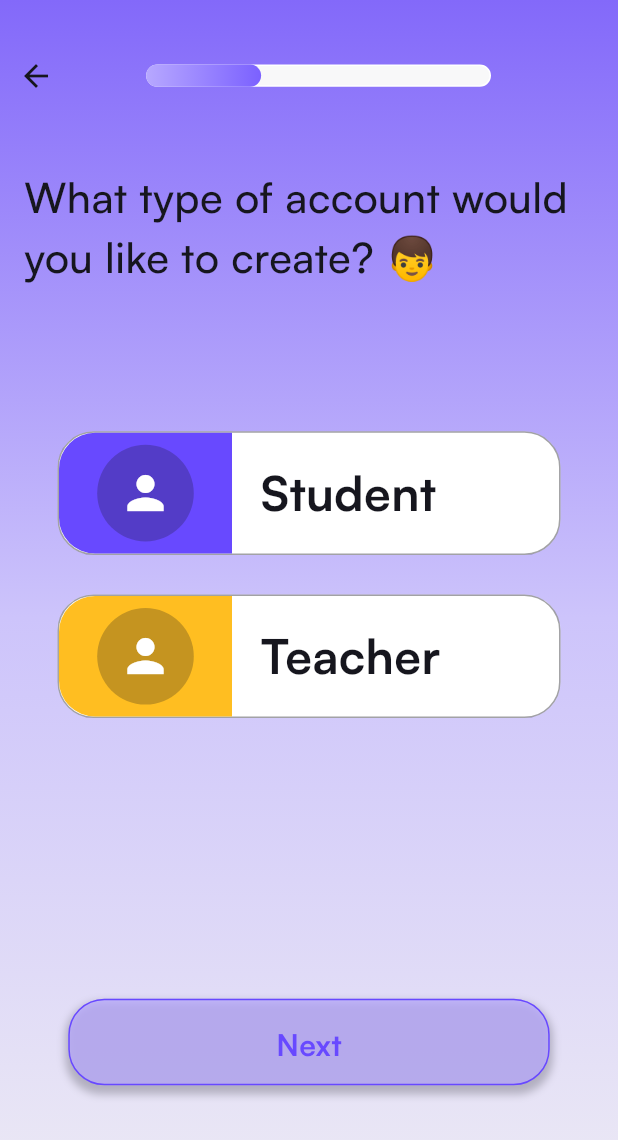
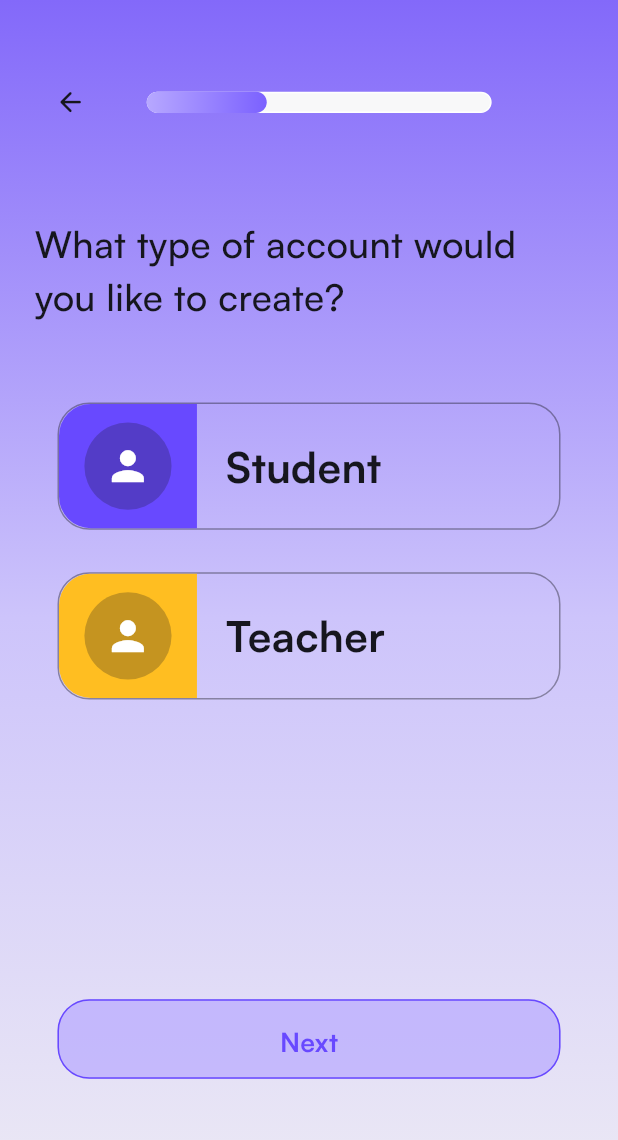
Before and after one commit to ahmedSobhi1122/Quizer, a Flutter app: the screen it shows after launch, on a phone screen of 412 x 824 dp. Shown: the top 1140 px of the screen. Run offline on Flutter 3.47's test engine with Material 3 defaults, Android fonts, the phone set to English and light mode, and no system bars; our stand-ins replace easy_localization, flutter_screenutil, flutter_svg, shared_preferences, sqflite; accounts and stored records are empty.

Commit message:
some edit

```diff
--- a/lib/core/resources/app_fonts.dart
+++ b/lib/core/resources/app_fonts.dart
@@ -1,4 +1,18 @@
 import 'package:flutter/material.dart';
+import 'package:flutter_screenutil/flutter_screenutil.dart';
+import 'package:flutter_screenutil/flutter_screenutil.dart';
+import 'package:flutter_screenutil/flutter_screenutil.dart';
+import 'package:flutter_screenutil/flutter_screenutil.dart';
+import 'package:flutter_screenutil/flutter_screenutil.dart';
+import 'package:flutter_screenutil/flutter_screenutil.dart';
+import 'package:flutter_screenutil/flutter_screenutil.dart';
+import 'package:flutter_screenutil/flutter_screenutil.dart';
+import 'package:flutter_screenutil/flutter_screenutil.dart';
+import 'package:flutter_screenutil/flutter_screenutil.dart';
+import 'package:flutter_screenutil/flutter_screenutil.dart';
+import 'package:flutter_screenutil/flutter_screenutil.dart';
+import 'package:flutter_screenutil/flutter_screenutil.dart';
+import 'package:flutter_screenutil/flutter_screenutil.dart';
 
 class FontConstants {
   static const String primaryEnglishFont = "Satoshi";
@@ -18,20 +32,20 @@ class FontWeightManager {
 }
 
 class FontSize {
-  static const double f10 = 10.0;
-  static const double f12 = 12.0;
-  static const double f14 = 14.0;
-  static const double f15 = 15.0;
-  static const double f16 = 16.0;
-  static const double f17 = 17.0;
-  static const double f18 = 18.0;
-  static const double f20 = 20.0;
-  static const double f22 = 22.0;
-  static const double f24 = 24.0;
-  static const double f28 = 28.0;
-  static const double f32 = 32.0;
-  static const double f40 = 40.0;
-  static const double f50 = 50.0;
-  static const double f60 = 60.0;
-  static const double f75 = 75.0;
+  static double f10 = 10.0.sp;
+  static double f12 = 12.0.sp;
+  static double f14 = 14.0.sp;
+  static double f15 = 15.0.sp;
+  static double f16 = 16.0.sp;
+  static double f17 = 17.0.sp;
+  static double f18 = 18.0.sp;
+  static double f20 = 20.0.sp;
+  static double f22 = 22.0.sp;
+  static double f24 = 24.0.sp;
+  static double f28 = 28.0.sp;
+  static double f32 = 32.0.sp;
+  static double f40 = 40.0.sp;
+  static double f50 = 50.0.sp;
+  static double f60 = 60.0.sp;
+  static double f75 = 75.0.sp;
 }
--- a/lib/core/resources/app_styles.dart
+++ b/lib/core/resources/app_styles.dart
@@ -29,21 +29,21 @@ TextStyle _getTextStyle(String fontFamily, double fontSize, FontWeight fontWeigh
 // light style
 
 TextStyle getLightStyle(
-    {fontFamily = FontConstants.primaryEnglishFont, fontSize = FontSize.f12, required Color color, List<Shadow>? shadows}) {
+    {fontFamily = FontConstants.primaryEnglishFont,required double fontSize , required Color color, List<Shadow>? shadows}) {
   return _getTextStyle(fontFamily, fontSize, FontWeightManager.light, color, shadows);
 }
 
 // regular style
 
 TextStyle getRegularStyle(
-    {fontFamily = FontConstants.primaryEnglishFont, fontSize = FontSize.f12, required Color color, List<Shadow>? shadows}) {
+    {fontFamily = FontConstants.primaryEnglishFont,required double fontSize, required Color color, List<Shadow>? shadows}) {
   return _getTextStyle(fontFamily, fontSize, FontWeightManager.regular, color, shadows);
 }
 
 // medium style
 
 TextStyle getMediumStyle(
-    {fontFamily = FontConstants.primaryEnglishFont, double fontSize = FontSize.f12, required Color color, List<Shadow>? shadows}) {
+    {fontFamily = FontConstants.primaryEnglishFont, required double fontSize, required Color color, List<Shadow>? shadows}) {
   return _getTextStyle(fontFamily, fontSize, FontWeightManager.medium, color, shadows);
 }
 
@@ -57,7 +57,7 @@ TextStyle getMediumStyle(
 // bold style
 
 TextStyle getBoldStyle(
-    {fontFamily = FontConstants.primaryEnglishFont, double fontSize = FontSize.f12, required Color color, List<Shadow>? shadows}) {
+    {fontFamily = FontConstants.primaryEnglishFont, required double fontSize, required Color color, List<Shadow>? shadows}) {
   return _getTextStyle(fontFamily, fontSize, FontWeightManager.bold, color, shadows);
 }
 
@@ -71,6 +71,6 @@ TextStyle getBoldStyle(
 // black style
 
 TextStyle getBlackStyle(
-    {fontFamily = FontConstants.primaryEnglishFont, double fontSize = FontSize.f12, required Color color, List<Shadow>? shadows}) {
+    {fontFamily = FontConstants.primaryEnglishFont, required double fontSize, required Color color, List<Shadow>? shadows}) {
   return _getTextStyle(fontFamily, fontSize, FontWeightManager.black, color, shadows);
 }
--- a/lib/core/resources/app_values.dart
+++ b/lib/core/resources/app_values.dart
@@ -18,12 +18,15 @@ class AppPadding {
   static const double p16 = 16.0;
   static const double p18 = 18.0;
   static const double p20 = 20.0;
+  static const double p24 = 24.0;
   static const double p28 = 28.0;
   static const double p30 = 30.0;
   static const double p32 = 32.0;
   static const double p38 = 38.0;
   static const double p40 = 40.0;
   static const double p48 = 48.0;
+  static const double p50 = 50.0;
+  static const double p52 = 52.0;
   static const double p100 = 100.0;
 }
 
@@ -56,18 +59,24 @@ class AppSize {
   static const double s18 = 18.0;
   static const double s20 = 20.0;
   static const double s22 = 22.0;
+  static const double s24 = 24.0;
   static const double s28 = 28.0;
+  static const double s32 = 32.0;
+  static const double s36 = 36.0;
   static const double s40 = 40.0;
   static const double s60 = 60.0;
   static const double s70 = 70.0;
   static const double s80 = 80.0;
   static const double s90 = 90.0;
+  static const double s96 = 96.0;
   static const double s100 = 100.0;
   static const double s120 = 120.0;
   static const double s140 = 140.0;
   static const double s160 = 160.0;
   static const double s190 = 190.0;
+  static const double s226 = 226.0;
   static const double s240 = 240.0;
+  static const double s350 = 350.0;
 }
 
 
--- a/lib/core/resources/text_styles.dart
+++ b/lib/core/resources/text_styles.dart
@@ -43,10 +43,10 @@ class AppTextStyles {
         fontSize: FontSize.f18,
       );
 
-  static TextStyle selectedBoxTextStyle(BuildContext context) =>
+  static TextStyle selectedBoxTextStyle(BuildContext context,Color color) =>
       getBoldStyle(
         fontFamily: AppLanguages.getPrimaryFont(context),
-        color: AppColors.blackColor,
+        color: color,
         fontSize: FontSize.f32,
       );
 
--- a/lib/features/presentation/common/button_back.dart
+++ b/lib/features/presentation/common/button_back.dart
@@ -1,14 +1,16 @@
 import 'package:flutter/material.dart';
+import 'package:flutter_screenutil/flutter_screenutil.dart';
 import 'package:quizer/core/helper/extensions.dart';
+import 'package:quizer/core/resources/app_values.dart';
 
-class ButtonBack extends StatelessWidget {
-  const ButtonBack({super.key});
+class CustomButtonBack extends StatelessWidget {
+  const CustomButtonBack({super.key});
 
   @override
   Widget build(BuildContext context) {
     return IconButton(
       onPressed: () => context.pop(),
-      icon: const Icon(Icons.arrow_back_rounded),
+      icon: Icon(Icons.arrow_back_rounded,size: AppSize.s24.r,),
     );
   }
 }
--- a/lib/features/presentation/common/custom_button_with_shadow.dart
+++ b/lib/features/presentation/common/custom_button_with_shadow.dart
@@ -1,5 +1,5 @@
 import 'package:flutter/material.dart';
-import 'package:quizer/core/helper/extensions.dart';
+import 'package:flutter_screenutil/flutter_screenutil.dart';
 import 'package:quizer/core/resources/app_colors.dart';
 import 'package:quizer/core/resources/app_values.dart';
 import 'package:quizer/core/resources/text_styles.dart';
@@ -21,29 +21,18 @@ class CustomButton extends StatelessWidget {
   Widget build(BuildContext context) {
     return Align(
       alignment: Alignment.bottomCenter,
-      child: Padding(
-        padding: EdgeInsets.only(
-            left: AppPadding.defaultPadding,
-            right: AppPadding.defaultPadding,
-            bottom: context.height * 0.122),
       child: Container(
-          width: context.width * 0.779,
-          height: context.height * 0.07,
+        width: AppSize.s350.w,
+        height: AppSize.s60.h,
         decoration: BoxDecoration(
             borderRadius: BorderRadius.circular(AppBorderRadius.br24),
-              boxShadow: [
-                BoxShadow(
-                  color: AppColors.blackColor.withOpacity(0.25),
-                  blurRadius: 4,
-                  spreadRadius: 2,
-                  offset: const Offset(0, 4),
         ),
-              ]),
         child: OutlinedButton(
           style: OutlinedButton.styleFrom(
             shape: RoundedRectangleBorder(
-                borderRadius: BorderRadius.circular(AppBorderRadius.br24),
+              borderRadius: BorderRadius.circular(AppBorderRadius.br24.r),
             ),
+            elevation: 0,
             side: const BorderSide(color: AppColors.purpleColor),
             backgroundColor: color,
           ),
@@ -54,7 +43,6 @@ class CustomButton extends StatelessWidget {
           ),
         ),
       ),
-      ),
     );
   }
 }
--- a/lib/features/presentation/common/custom_progress.dart
+++ b/lib/features/presentation/common/custom_progress.dart
@@ -1,4 +1,5 @@
 import 'package:flutter/material.dart';
+import 'package:flutter_screenutil/flutter_screenutil.dart';
 import 'package:quizer/core/helper/extensions.dart';
 import 'package:quizer/core/resources/app_colors.dart';
 import 'package:quizer/core/resources/app_values.dart';
@@ -13,20 +14,20 @@ class CustomProgress extends StatelessWidget {
     return Stack(
       children: [
         Container(
-          width: context.width * .558,
-          height: context.height * .018,
+          width:  AppSize.s240.w,
+          height: AppSize.s16.h,
           decoration: BoxDecoration(
             border: Border.all(
                 style: BorderStyle.solid, color: AppColors.whiteColor),
-            borderRadius: BorderRadius.circular(13),
+            borderRadius: BorderRadius.circular(AppBorderRadius.br13.r),
             color: AppColors.lightGreyColor,
           ),
         ),
         Container(
-          width: (context.width * .558) / progress,
-          height: context.height * .018,
+          width: AppSize.s240.w / progress.w,
+          height: AppSize.s16.h,
           decoration: BoxDecoration(
-            borderRadius: BorderRadius.circular(AppBorderRadius.br13),
+            borderRadius: BorderRadius.circular(AppBorderRadius.br13.r),
             gradient: const LinearGradient(colors: [
               AppColors.lightPurpleColor,
               AppColors.primaryColor,
--- a/lib/features/presentation/pages/oboarding pages/onboarding_page.dart
+++ b/lib/features/presentation/pages/oboarding pages/onboarding_page.dart
@@ -30,6 +30,8 @@ final List<OnboardingContent> contents = [
 ];
 
 class OnboardingScreen extends StatefulWidget {
+  const OnboardingScreen({super.key});
+
   @override
   _OnboardingScreenState createState() => _OnboardingScreenState();
 }
--- a/lib/features/presentation/pages/selection page/selection_screen.dart
+++ b/lib/features/presentation/pages/selection page/selection_screen.dart
@@ -1,11 +1,14 @@
 import 'package:flutter/material.dart';
+import 'package:flutter_screenutil/flutter_screenutil.dart';
 import 'package:quizer/config/routes/route_constants.dart';
 import 'package:quizer/core/helper/extensions.dart';
 import 'package:quizer/core/resources/app_colors.dart';
 import 'package:quizer/core/resources/app_values.dart';
 import 'package:quizer/core/resources/text_styles.dart';
+import 'package:quizer/features/presentation/common/button_back.dart';
 import 'package:quizer/features/presentation/common/custom_button_with_shadow.dart';
 import 'package:quizer/features/presentation/common/custom_progress.dart';
+import 'package:quizer/features/presentation/pages/selection%20page/widget/selected_container.dart';
 
 class SelectionScreen extends StatelessWidget {
   const SelectionScreen({super.key});
@@ -14,7 +17,10 @@ class SelectionScreen extends StatelessWidget {
   Widget build(BuildContext context) {
     return Scaffold(
         body: Container(
-      padding: EdgeInsets.only(top: context.height * .032),
+      padding: EdgeInsets.only(
+          top: AppPadding.p50.h,
+          right: AppPadding.p24.w,
+          left: AppPadding.p24.w),
       decoration: const BoxDecoration(
         gradient: LinearGradient(colors: [
           AppColors.purpleColor50,
@@ -25,44 +31,23 @@ class SelectionScreen extends StatelessWidget {
       child: Column(children: [
         Row(
           children: [
-            const BackButton(),
+            const CustomButtonBack(),
             SizedBox(
-              width: context.width * .12,
+              width: AppSize.s28.w,
             ),
             const CustomProgress(
               progress: 3,
             ),
           ],
         ),
-        SizedBox(height: context.height * .025),
-        Padding(
-          padding: const EdgeInsets.all(AppPadding.defaultPadding),
-          child: Text(
-            '''What type of account would you like to create? 👦''',
-            style: AppTextStyles.headerSignupTextStyle(context),
-          ),
+        SizedBox(height: AppSize.s60.h),
+        Text(
+          '''What type of account would you like to create? ''',
+          style: AppTextStyles.headerSignupTextStyle(context),
         ),
-        SizedBox(height: context.height * .0966),
-        const SelectedContainer(
-          content: "Student",
-          color: AppColors.purpleColor,
-          icon: Icon(
-            Icons.person,
-            color: AppColors.whiteColor,
-            size: 36,
-          ),
-        ),
-        SizedBox(height: context.height * .032),
-        const SelectedContainer(
-          content: "Teacher",
-          color: AppColors.warningColor,
-          icon: Icon(
-            Icons.person,
-            color: AppColors.whiteColor,
-            size: 36,
-          ),
-        ),
-        const Spacer(),
+        SizedBox(height: AppSize.s60.h),
+        const Selection(),
+        SizedBox(height: AppSize.s226.h,),
         CustomButton(
           color: AppColors.lightPurpleColor.withOpacity(.7),
           colorText: AppColors.purpleColor,
@@ -73,74 +58,3 @@ class SelectionScreen extends StatelessWidget {
     ));
   }
 }
-
-class SelectedContainer extends StatefulWidget {
-  const SelectedContainer(
-      {super.key,
-      required this.color,
-      required this.icon,
-      required this.content});
-
-  final Color color;
-  final Icon icon;
-  final String content;
-
-  @override
-  State<SelectedContainer> createState() => _SelectedContainerState();
-}
-
-class _SelectedContainerState extends State<SelectedContainer> {
-  Color _fillColor = AppColors.whiteColor;
-
-  @override
-  Widget build(BuildContext context) {
-    return GestureDetector(
-      onTap: () {
-        setState(() {
-          _fillColor = _fillColor == AppColors.whiteColor
-              ? widget.color
-              : AppColors.whiteColor;
-        });
-      },
-      child: Container(
-        width: context.width * .814,
-        height: context.height * .1,
-        decoration: BoxDecoration(
-          border: Border.all(
-              style: BorderStyle.solid,
-              color: AppColors.blackColor.withOpacity(.4)),
-          borderRadius: BorderRadius.circular(AppBorderRadius.br24),
-          color: _fillColor,
-        ),
-        child: Row(
-          children: [
-            Container(
-              width: context.width * .28,
-              height: context.height,
-              decoration: BoxDecoration(
-                borderRadius: const BorderRadius.only(
-                  bottomLeft: Radius.circular(AppBorderRadius.br24),
-                  topLeft: Radius.circular(AppBorderRadius.br24),
-                ),
-                color: widget.color,
-              ),
-              child: Padding(
-                padding: const EdgeInsets.all(AppPadding.p8),
-                child: CircleAvatar(
-                    backgroundColor: AppColors.blackColor.withOpacity(.25),
-                    child: widget.icon),
-              ),
-            ),
-            SizedBox(
-              width: context.width * .046,
-            ),
-            Text(
-              widget.content,
-              style: AppTextStyles.selectedBoxTextStyle(context),
-            )
-          ],
-        ),
-      ),
-    );
-  }
-}
--- /dev/null
+++ b/lib/features/presentation/pages/selection page/widget/selected_container.dart
@@ -0,0 +1,142 @@
+import 'package:flutter/cupertino.dart';
+import 'package:flutter/material.dart';
+import 'package:flutter/widgets.dart';
+import 'package:flutter_screenutil/flutter_screenutil.dart';
+import 'package:quizer/core/helper/extensions.dart';
+import 'package:quizer/core/resources/app_colors.dart';
+import 'package:quizer/core/resources/app_values.dart';
+import 'package:quizer/core/resources/text_styles.dart';
+
+class SelectedContainer extends StatelessWidget {
+  const SelectedContainer(
+      {super.key,
+      required this.color,
+      required this.fillColor,
+      required this.icon,
+      required this.content});
+
+  final Color color;
+  final Color fillColor;
+
+  final Icon icon;
+  final String content;
+
+  @override
+  Widget build(BuildContext context) {
+    return Container(
+      width: AppSize.s350.w,
+      height: AppSize.s96.h,
+      decoration: BoxDecoration(
+        border: Border.all(
+            style: BorderStyle.solid,
+            color: AppColors.blackColor.withOpacity(.4)),
+        borderRadius: BorderRadius.circular(AppBorderRadius.br24.r),
+        color: fillColor,
+      ),
+      child: Row(
+        children: [
+          Container(
+            width: AppSize.s96.w,
+            height: context.height,
+            decoration: BoxDecoration(
+              borderRadius: BorderRadius.only(
+                bottomLeft: Radius.circular(AppBorderRadius.br24.r),
+                topLeft: Radius.circular(AppBorderRadius.br24.r),
+              ),
+              color: color,
+            ),
+            child: Padding(
+              padding: EdgeInsets.all(AppPadding.p14.r),
+              child: CircleAvatar(
+                  backgroundColor: AppColors.blackColor.withOpacity(.25),
+                  child: icon),
+            ),
+          ),
+          SizedBox(
+            width: AppSize.s20.w,
+          ),
+          Text(
+            content,
+            style: AppTextStyles.selectedBoxTextStyle(
+                context,
+                fillColor == AppColors.transparentColor
+                    ? AppColors.blackColor
+                    : AppColors.whiteColor),
+          )
+        ],
+      ),
+    );
+  }
+}
+
+class Selection extends StatefulWidget {
+  const Selection({super.key});
+
+  @override
+  State<Selection> createState() => _SelectionState();
+}
+
+class _SelectionState extends State<Selection> {
+  int isClicked = -1;
+  Color _fillColor1 = AppColors.transparentColor;
+  Color _fillColor2 = AppColors.transparentColor;
+
+  @override
+  Widget build(BuildContext context) {
+    return Column(
+      children: [
+        GestureDetector(
+          onTap: () {
+            setState(() {
+              if (isClicked == 0) {
+                isClicked = -1;
+                _fillColor1 = AppColors.transparentColor;
+                _fillColor2 = AppColors.transparentColor;
+              } else {
+                isClicked = 0;
+                _fillColor1 = AppColors.purpleColor.withOpacity(.2);
+                _fillColor2 = AppColors.transparentColor;
+              }
+            });
+          },
+          child: SelectedContainer(
+            content: "Student",
+            color: AppColors.purpleColor,
+            icon: Icon(
+              Icons.person,
+              color: AppColors.whiteColor,
+              size: AppSize.s36.r,
+            ),
+            fillColor: _fillColor1,
+          ),
+        ),
+        SizedBox(height: AppSize.s32.h),
+        GestureDetector(
+          onTap: () {
+            setState(() {
+              if (isClicked == 1) {
+                isClicked = -1;
+                _fillColor1 = AppColors.transparentColor;
+                _fillColor2 = AppColors.transparentColor;
+              } else {
+                isClicked = 1;
+                _fillColor1 = AppColors.transparentColor;
+                _fillColor2 = AppColors.warningColor.withOpacity(.2);
+              }
+            });
+          },
+          child: SelectedContainer(
+            content: "Teacher",
+            color: AppColors.warningColor,
+            icon: Icon(
+              Icons.person,
+              color: AppColors.whiteColor,
+              size: AppSize.s36.r,
+            ),
+            fillColor: _fillColor2,
+          ),
+        )
+      ],
+    );
+  }
+}
--- a/lib/features/presentation/pages/splash page/splash_screen.dart
+++ b/lib/features/presentation/pages/splash page/splash_screen.dart
@@ -11,8 +11,8 @@ class SplashScreen extends StatelessWidget {
 
   @override
   Widget build(BuildContext context) {
-    Future.delayed(const Duration(seconds: 3),
-        () => context.pushReplacementNamed(Routes.selectionScreenRoute));
+    // Future.delayed(const Duration(seconds: 3),
+    //     () => context.pushReplacementNamed(Routes.selectionScreenRoute));
 
     return Scaffold(
       body: Container(
@@ -46,7 +46,7 @@ class SplashScreen extends StatelessWidget {
                       height: context.width * 0.326,
                     ),
                     const SizedBox(height: 20),
-                    const Text(
+                    Text(
                       'Quizzer',
                       style: TextStyle(
                           color: Colors.black,
--- a/lib/main.dart
+++ b/lib/main.dart
@@ -52,7 +52,7 @@ class MyApp extends StatelessWidget {
         theme: AppTheme.lightTheme(context),
         themeMode: ThemeMode.light,
         onGenerateRoute: router.RouteGenerator.getRoute,
-        initialRoute: Routes.onbordingScreenRoute,
+        initialRoute: Routes.selectionScreenRoute,
       ),
     );
   }
```
Lines whose indentation alone changed are shown as unchanged.
